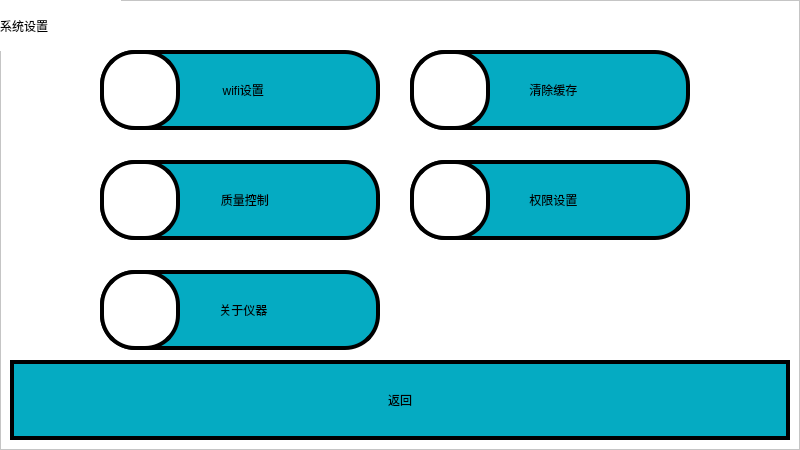
The window that view/gui/sys.ui (mysondrink/qt0223) describes before a commit, drawn with Qt 5.
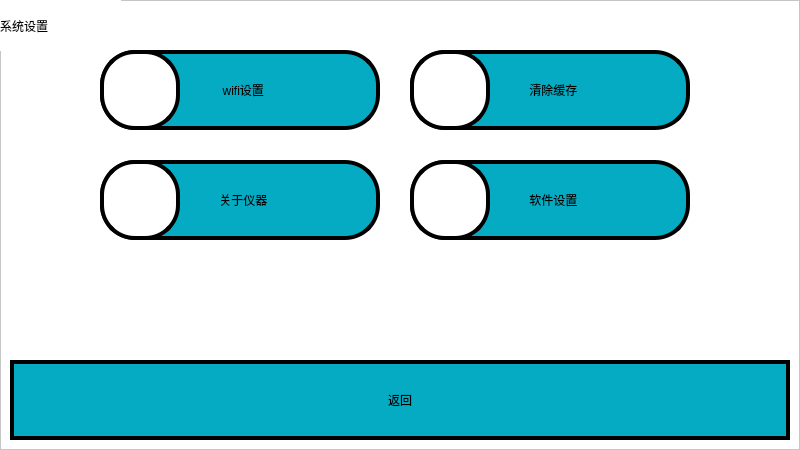
The same window after the commit.

```diff
--- a/view/gui/sys.ui
+++ b/view/gui/sys.ui
@@ -89,32 +89,6 @@
      <string/>
     </property>
    </widget>
-   <widget class="QPushButton" name="btnSet">
-    <property name="geometry">
-     <rect>
-      <x>100</x>
-      <y>160</y>
-      <width>280</width>
-      <height>80</height>
-     </rect>
-    </property>
-    <property name="styleSheet">
-     <string notr="true">QPushButton {
-font: 20pt &quot;宋体&quot;;
-border:4px solid rgb(0,0,0);
-background-color:#05abc2;
-border-radius: 35px;
-}
-
-QPushButton:pressed{
-background-color: rgb(255, 0, 0);
-}
-</string>
-    </property>
-    <property name="text">
-     <string>   质量控制</string>
-    </property>
-   </widget>
    <widget class="QPushButton" name="btnClear">
     <property name="geometry">
      <rect>
@@ -145,7 +119,7 @@
     <property name="geometry">
      <rect>
       <x>100</x>
-      <y>270</y>
+      <y>160</y>
       <width>80</width>
       <height>80</height>
      </rect>
@@ -192,7 +166,7 @@
     <property name="geometry">
      <rect>
       <x>100</x>
-      <y>270</y>
+      <y>160</y>
       <width>280</width>
       <height>80</height>
      </rect>
@@ -214,27 +188,6 @@
      <string>  关于仪器</string>
     </property>
    </widget>
-   <widget class="QLabel" name="camera_icon_label">
-    <property name="geometry">
-     <rect>
-      <x>100</x>
-      <y>160</y>
-      <width>80</width>
-      <height>80</height>
-     </rect>
-    </property>
-    <property name="styleSheet">
-     <string notr="true">font: 20pt &quot;幼圆&quot;;
-border:4px solid rgb(0,0,0);
-background-color: rgb(255, 255, 255);
-border-radius: 35px;
-
-</string>
-    </property>
-    <property name="text">
-     <string/>
-    </property>
-   </widget>
    <widget class="QPushButton" name="btnReturn">
     <property name="geometry">
      <rect>
@@ -283,7 +236,7 @@
 </string>
     </property>
     <property name="text">
-     <string>  权限设置</string>
+     <string>  软件设置</string>
     </property>
    </widget>
    <widget class="QLabel" name="per_icon_label">
@@ -308,12 +261,10 @@
     </property>
    </widget>
    <zorder>label</zorder>
-   <zorder>btnSet</zorder>
    <zorder>btnClear</zorder>
    <zorder>btnWifi</zorder>
    <zorder>btnAbout</zorder>
    <zorder>about_icon_label</zorder>
-   <zorder>camera_icon_label</zorder>
    <zorder>clear_icon_label</zorder>
    <zorder>wifi_icon_label</zorder>
    <zorder>btnReturn</zorder>
```
